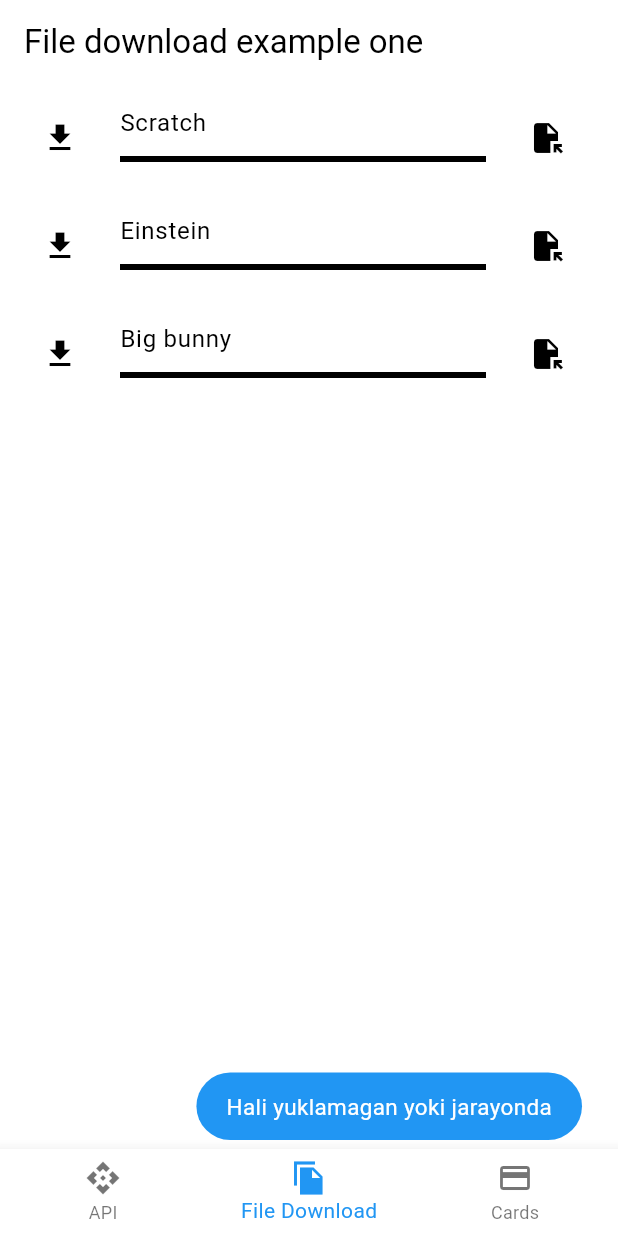
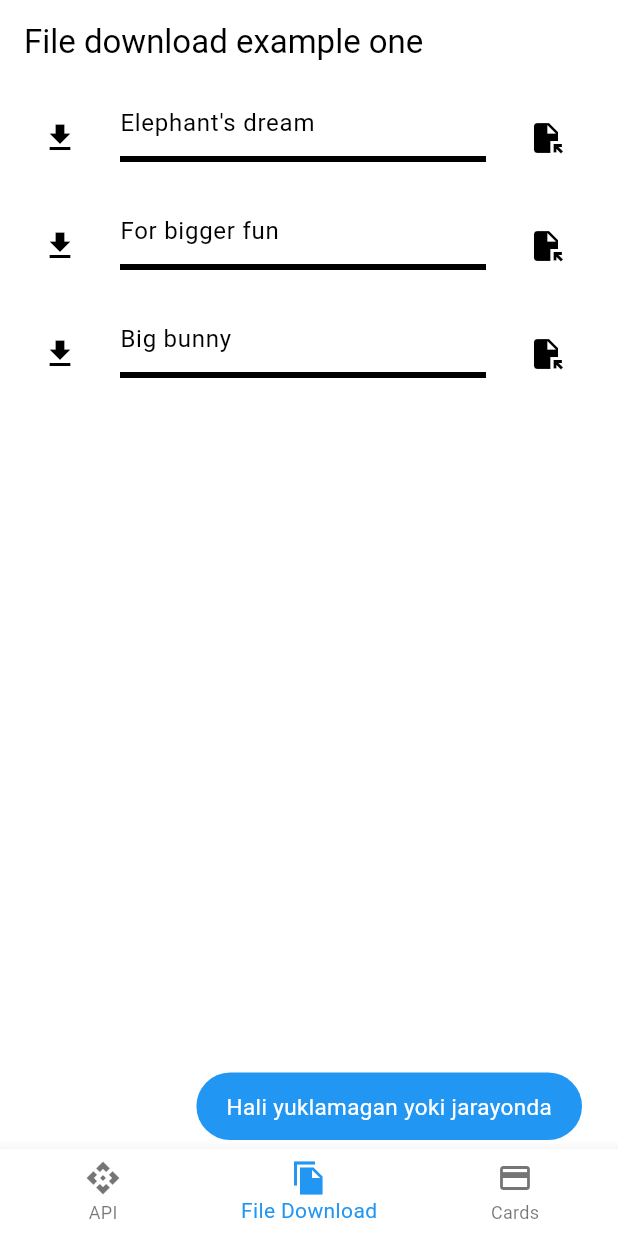
Before and after one commit to azor1105/flutter_contest, a Flutter app: the screen it shows after launch, item 2 of the bottom bar chosen, after a tap on the "file open" icon, on a phone screen of 412 x 824 dp. Run offline on Flutter 3.47's test engine with Material 2 defaults, Android fonts, the phone set to English and light mode, and no system bars; our stand-ins replace bloc, cloud_firestore, connectivity_plus, dio, equatable, firebase_core and 9 more; missing offline and left inert: flowder, flutter_gradient_colors; accounts and stored records are empty; network calls fail.

Commit message:
some changes on packs

```diff
--- a/lib/data/models/file_info/file_info.dart
+++ b/lib/data/models/file_info/file_info.dart
@@ -10,14 +10,14 @@ class FileInfo {
 
 List<FileInfo> filesData = [
   const FileInfo(
-    fileName: 'Scratch',
+    fileName: "Elephant's dream",
     fileUrl:
-        'https://firebasestorage.googleapis.com/v0/b/book-store-41f5d.appspot.com/o/scratch_programming_playground.pdf?alt=media&token=7f3213a8-6a82-4e71-adfa-6fa97a23c94e',
+        '"https://storage.googleapis.com/gtv-videos-bucket/sample/ElephantsDream.mp4",',
   ),
   const FileInfo(
-    fileName: 'Einstein',
+    fileName: 'For bigger fun',
     fileUrl:
-        'http://www.relativitycalculator.com/pdfs/abraham_pais_subtle_is_the_lord.pdf',
+        'https://storage.googleapis.com/gtv-videos-bucket/sample/ForBiggerFun.mp4',
   ),
   const FileInfo(
     fileName: 'Big bunny',
--- a/lib/presentation/views/widgets/single_file_download.dart
+++ b/lib/presentation/views/widgets/single_file_download.dart
@@ -4,7 +4,7 @@ import 'package:flutter_contest/data/models/file_info/file_info.dart';
 import 'package:flutter_contest/data/services/hive/file_hive/file_hive.dart';
 import 'package:flutter_contest/presentation/utils/utils.dart';
 import 'package:flutter_contest/presentation/views/tab/tabs/file_download/cubit/download_cubit.dart';
-import 'package:open_file_safe/open_file_safe.dart';
+import 'package:open_filex/open_filex.dart';
 
 class SingleFileDownload extends StatelessWidget {
   const SingleFileDownload({
@@ -62,7 +62,7 @@ class SingleFileDownload extends StatelessWidget {
                     message: "Hali yuklamagan yoki jarayonda",
                   );
                 } else {
-                  OpenFile.open(downloadedFile.filePath);
+                  OpenFilex.open(downloadedFile.filePath);
                 }
               },
               icon: const Icon(Icons.file_open),
--- a/pubspec.yaml
+++ b/pubspec.yaml
@@ -36,10 +36,11 @@ dependencies:
   permission_handler: ^10.2.0
   hive_flutter: ^1.1.0
   hive: ^2.2.3
+  device_info_plus: ^8.0.0
 
   #File (storage) needs
   path_provider: ^2.0.11
-  open_file_safe: ^3.2.3
+  open_filex: ^4.3.2
   flowder:
     git:
       url: https://github.com/Harsh223/flowder.git
```
Also changed, not shown: pubspec.lock, 1 other file.
